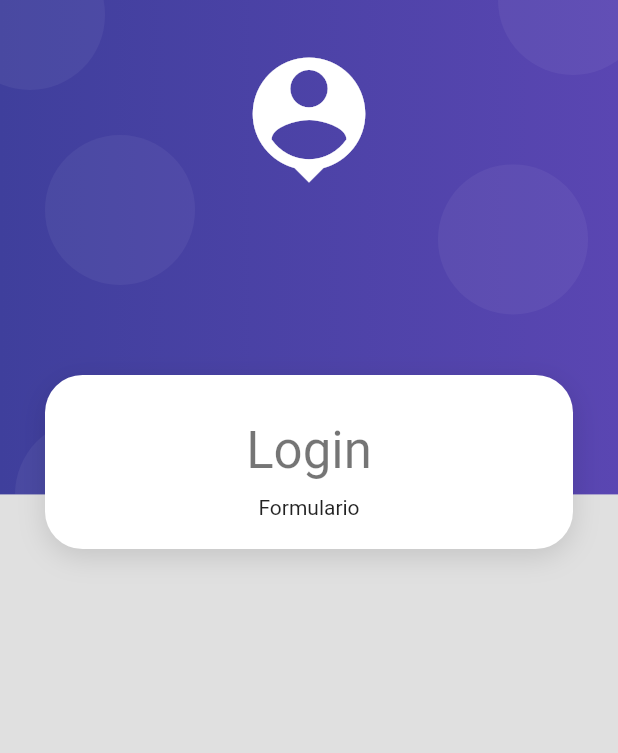
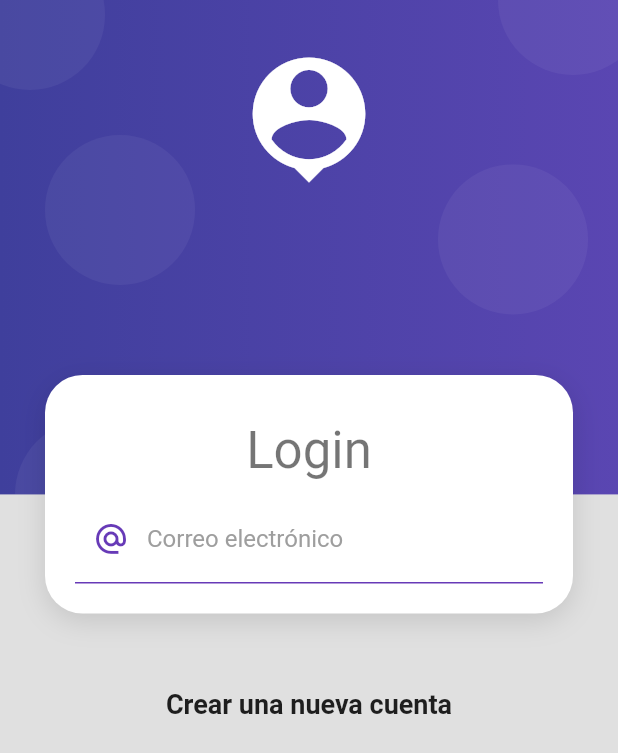
Before and after one commit to sleatherv/flutter_products_app, a Flutter app: the screen it shows after launch, on a phone screen of 412 x 824 dp. Shown: the top 753 px of the screen. Run offline on Flutter 3.47's test engine with Material 2 defaults, Android fonts, the phone set to English and light mode, and no system bars.

Commit message:
[ADD] Login Form

```diff
--- a/lib/screens/login_screen.dart
+++ b/lib/screens/login_screen.dart
@@ -19,10 +19,12 @@ class LoginScreen extends StatelessWidget {
                     const SizedBox(height: 10),
                     Text('Login', style: Theme.of(context).textTheme.headline4),
                     const SizedBox(height: 10),
-                    const Text('Formulario')
+                    _LoginForm()
                   ],
                 )
-              )
+              ),
+              const SizedBox(height: 50),
+              const Text('Crear una nueva cuenta', style: TextStyle(fontSize: 18, fontWeight: FontWeight.bold))
             ],
           ),
         )
@@ -30,3 +32,43 @@ class LoginScreen extends StatelessWidget {
     );
   }
 }
+
+class _LoginForm extends StatelessWidget {
+
+  @override
+  Widget build(BuildContext context) {
+    return Container(
+      child: Form(
+        //Todo: Keep reference to KEY
+        child: Column(
+          children: [
+            TextFormField(
+              autocorrect: false,
+              keyboardType: TextInputType.emailAddress,
+              decoration: const InputDecoration(
+                enabledBorder: UnderlineInputBorder(
+                  borderSide: BorderSide(
+                  color: Colors.deepPurple
+                  )
+                ),
+                focusedBorder: UnderlineInputBorder(
+                  borderSide: BorderSide(
+                    color: Colors.deepPurple,
+                    width: 2
+                  )
+                ),
+                hintText: 'john.doe@example.com',
+                labelText: 'Correo electrónico',
+                labelStyle:  TextStyle(
+                  color: Colors.grey
+                ),
+                prefixIcon: Icon(Icons.alternate_email_outlined, color: Colors.deepPurple)
+
+              ),
+            )
+          ],
+        )
+      ),
+    );
+  }
+}
```
